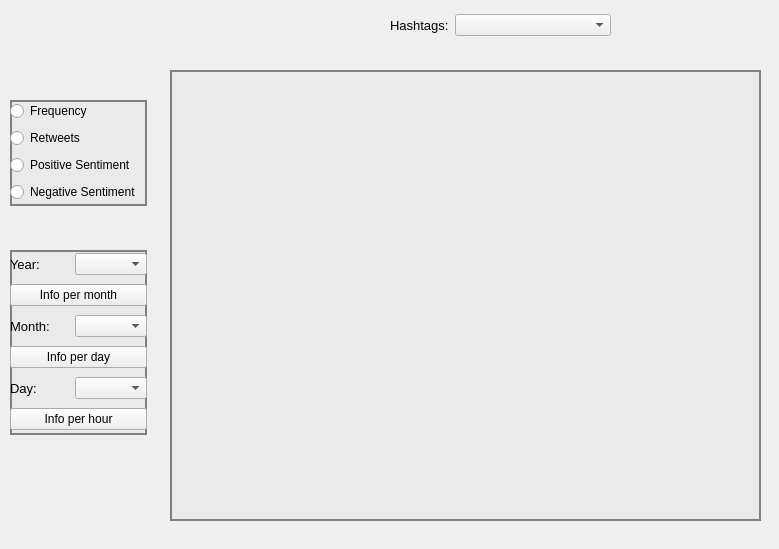
Before: the Qt Designer form twitter_analysis/core/gui/ui_files/widget_hashtags.ui in atrevisan/EventAnalyser, drawn with Qt 5.
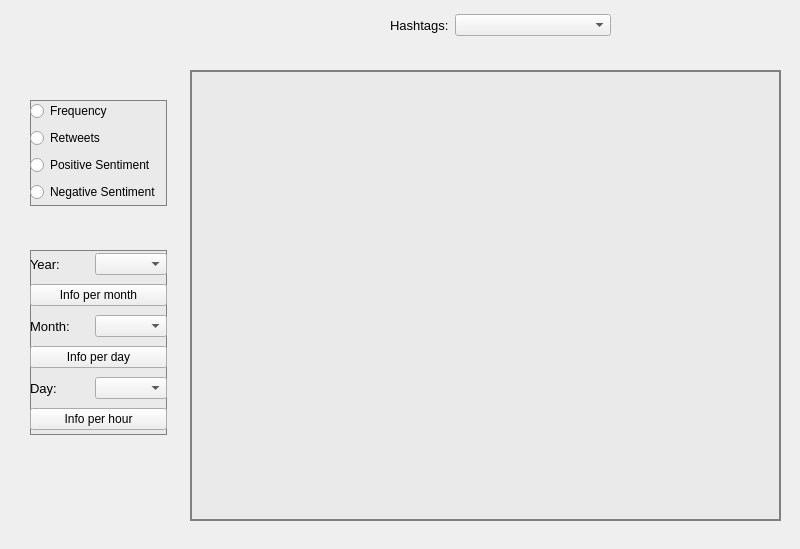
After: the same form once the commit is applied.

Commit message: + widget hashtags

What changed in the file:
```diff
--- a/twitter_analysis/core/gui/ui_files/widget_hashtags.ui
+++ b/twitter_analysis/core/gui/ui_files/widget_hashtags.ui
@@ -6,7 +6,7 @@
    <rect>
     <x>0</x>
     <y>0</y>
-    <width>779</width>
+    <width>800</width>
     <height>549</height>
    </rect>
   </property>
@@ -16,7 +16,7 @@
   <widget class="QLabel" name="label_graph">
    <property name="geometry">
     <rect>
-     <x>170</x>
+     <x>190</x>
      <y>70</y>
      <width>591</width>
      <height>451</height>
@@ -63,7 +63,7 @@
   <widget class="QWidget" name="widget" native="true">
    <property name="geometry">
     <rect>
-     <x>10</x>
+     <x>30</x>
      <y>100</y>
      <width>137</width>
      <height>106</height>
@@ -72,7 +72,7 @@
    <property name="styleSheet">
     <string notr="true">QWidget#widget { 
 	background-color: rgb(234, 234, 234);
-     border: 2px solid gray; 
+     border: 1px solid gray; 
   
  } </string>
    </property>
@@ -114,7 +114,7 @@
   <widget class="QWidget" name="widget_2" native="true">
    <property name="geometry">
     <rect>
-     <x>10</x>
+     <x>30</x>
      <y>250</y>
      <width>137</width>
      <height>185</height>
@@ -123,8 +123,8 @@
    <property name="styleSheet">
     <string notr="true">QWidget#widget_2 { 
 	background-color: rgb(234, 234, 234);
-     border: 2px solid gray; 
-  
+
+       border: 1px solid gray; 
  } </string>
    </property>
    <layout class="QHBoxLayout" name="horizontalLayout_5">
```
Left out of the diff: 2 changed lines with no effect on the pictures. The commit also changes 30 other files.
